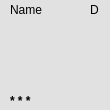
This is QtTestClient/ui/playerwidget.ui in kihaseet/Alien as Qt 5 draws it before an edit. The edited form follows.
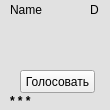
This is the edited form.

Diff of the .ui file:
```diff
--- a/QtTestClient/ui/playerwidget.ui
+++ b/QtTestClient/ui/playerwidget.ui
@@ -122,6 +122,19 @@
     <string>D</string>
    </property>
   </widget>
+  <widget class="QPushButton" name="pushButton">
+   <property name="geometry">
+    <rect>
+     <x>20</x>
+     <y>70</y>
+     <width>75</width>
+     <height>23</height>
+    </rect>
+   </property>
+   <property name="text">
+    <string>Голосовать</string>
+   </property>
+  </widget>
  </widget>
  <resources/>
  <connections/>
```
